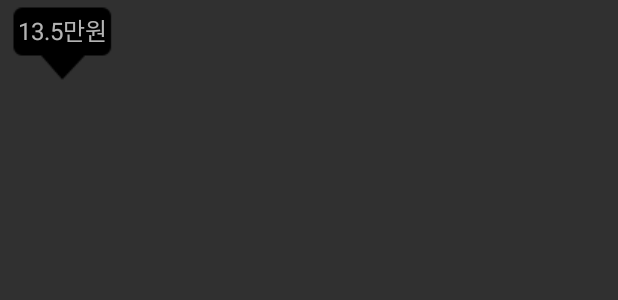
After one commit to SKYBattle-UOS/skybattle-game, an Android app: the layout marker_layout.xml on its own in the app's theme, with its tools: preview values and no code run, on a phone screen of 412 x 824 dp. The commit adds this screen. Shown: the top 300 px of the screen. Run offline under Robolectric (Android 15) with nearby library versions, the phone set to English and light mode, and no system bars.

Commit message:
add map fun

```diff
--- a/app/src/main/java/com/example/Client/IMap.java
+++ b/app/src/main/java/com/example/Client/IMap.java
@@ -4,6 +4,9 @@ package com.example.Client;
 import android.os.Bundle;
 
 import com.google.android.gms.maps.GoogleMap;
+import com.google.android.gms.maps.model.Marker;
+
+import java.util.Map;
 
 /**
  * 앱에서 지도 상황을 보여주는 인터페이스
@@ -14,6 +17,6 @@ import com.google.android.gms.maps.GoogleMap;
  */
 public interface IMap {
 
-    public void onAddMarker(GoogleMap activityMap,double latitude, double longitude, int color, float size );
+    public void onAddMarker(GoogleMap activityMap, double latitude, double longitude, int color, float size );
 
 }
--- /dev/null
+++ b/app/src/main/res/drawable/ic_arrow_drop_down_black_24dp.xml
@@ -0,0 +1,5 @@
+<vector android:height="24dp" android:tint="#FF850E"
+    android:viewportHeight="24.0" android:viewportWidth="24.0"
+    android:width="24dp" xmlns:android="http://schemas.android.com/apk/res/android">
+    <path android:fillColor="#FF000000" android:pathData="M7,10l5,5 5,-5z"/>
+</vector>
--- /dev/null
+++ b/app/src/main/res/layout/marker_layout.xml
@@ -0,0 +1,21 @@
+<?xml version="1.0" encoding="utf-8"?>
+<androidx.constraintlayout.widget.ConstraintLayout
+    xmlns:android="http://schemas.android.com/apk/res/android" android:layout_width="match_parent"
+    android:layout_height="match_parent">
+
+    <LinearLayout
+        android:layout_width="match_parent"
+        android:layout_height="match_parent"
+        android:orientation="vertical">
+
+        <TextView android:id="@+id/tv_marker"
+            android:layout_width="wrap_content"
+            android:layout_height="wrap_content"
+            android:background="@drawable/marker_mask"
+            android:gravity="center"
+            android:text="13.5만원"
+            android:textSize="16sp"/>
+    </LinearLayout>
+
+
+</androidx.constraintlayout.widget.ConstraintLayout>
```
Also changed, not shown: app/src/main/java/com/example/Client/AssembleActivity.java (+79 -0 lines), app/src/main/java/com/example/Client/GoogleMapAdapter.java (+59 -12 lines), app/src/main/java/com/example/Client/Renderer.java (+11 -1 lines), app/src/main/res/drawable/custom_marker.png (added), app/src/main/res/drawable/ic_marker_phone.9.png (added), app/src/main/res/drawable/ic_marker_phone_blue.9.png (added), app/src/main/res/drawable/marker_mask.9.png (added).
